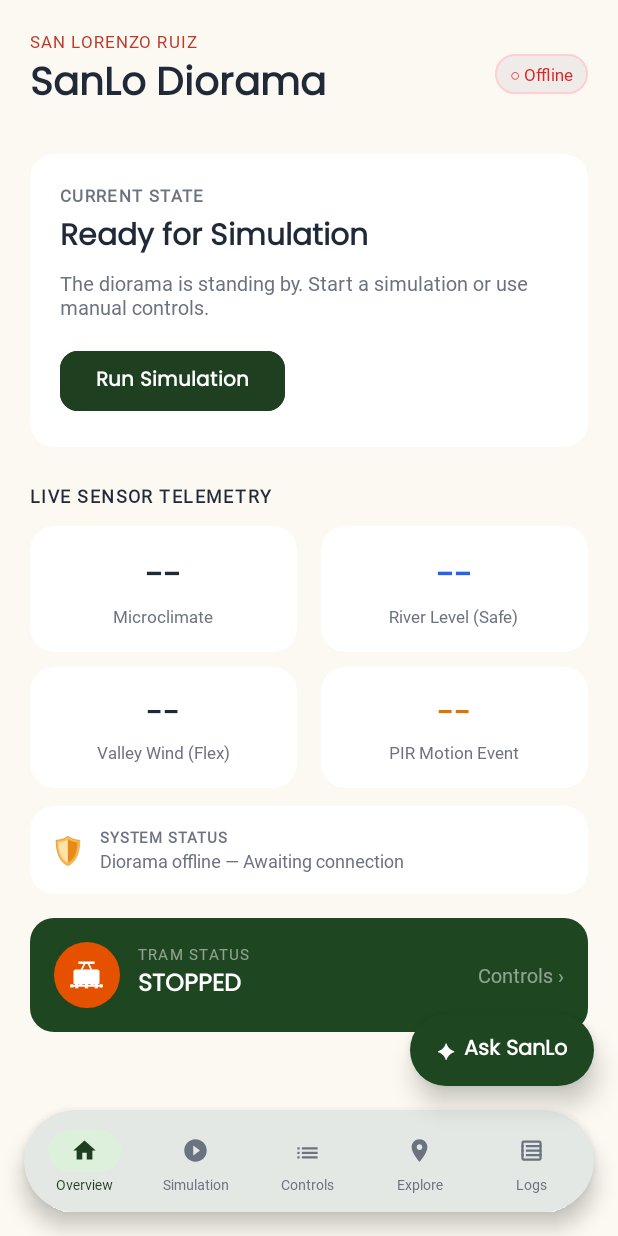
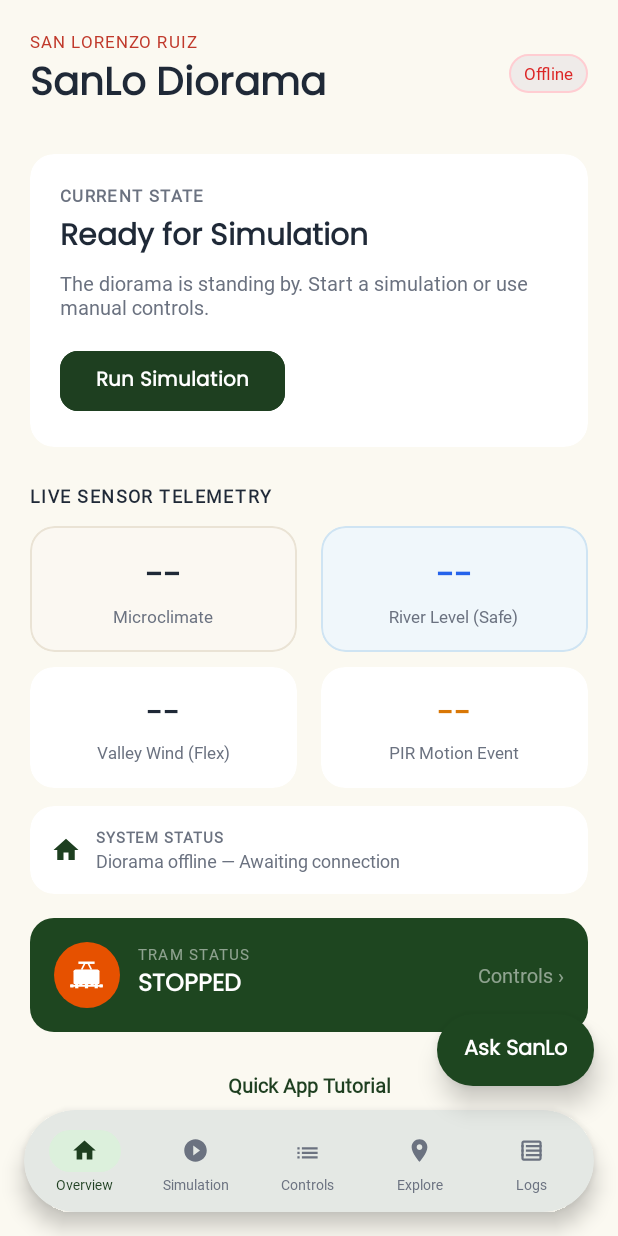
Before and after one commit to gyrucheia/RJ45_DIORAMA, an Android app: the screen it shows after launch once a user with an empty profile is signed in (MainActivity), on a phone screen of 412 x 824 dp. Run offline under Robolectric (Android 15) with nearby library versions, the phone set to English and light mode, and no system bars; our stand-ins replace Firebase (no records; nobody signed in at launch, a user with empty details on screens opened directly).

Commit message:
style: remove emojis across UI and update temperature and river status backdrops

```diff
--- a/app/src/main/java/com/example/sanlomobapp/ControlsFragment.java
+++ b/app/src/main/java/com/example/sanlomobapp/ControlsFragment.java
@@ -273,12 +273,12 @@ public class ControlsFragment extends Fragment implements
 
     private void renderOnline() {
         if (masterOnline) {
-            tvOnline.setText("● Online");
+            tvOnline.setText("Online");
             tvOnline.setBackgroundResource(R.drawable.bg_status_chip_green);
             tvOnline.setTextColor(requireContext().getColor(R.color.sap_green));
             tvOfflineNote.setVisibility(View.GONE);
         } else {
-            tvOnline.setText("○ Offline");
+            tvOnline.setText("Offline");
             tvOnline.setBackgroundResource(R.drawable.bg_status_chip_coral);
             tvOnline.setTextColor(requireContext().getColor(R.color.alert_red));
             tvOfflineNote.setVisibility(View.VISIBLE);
--- a/app/src/main/java/com/example/sanlomobapp/DashboardFragment.java
+++ b/app/src/main/java/com/example/sanlomobapp/DashboardFragment.java
@@ -1,5 +1,6 @@
 package com.example.sanlomobapp;
 
+import android.content.Intent;
 import android.os.Bundle;
 import android.view.LayoutInflater;
 import android.view.View;
@@ -86,6 +87,15 @@ public class DashboardFragment extends Fragment implements
             cardTramStatus.setOnClickListener(v -> navigateToTab("controls"));
         }
 
+        View btnHomeTutorial = view.findViewById(R.id.btn_home_tutorial);
+        if (btnHomeTutorial != null) {
+            btnHomeTutorial.setOnClickListener(v -> {
+                Intent intent = new Intent(requireContext(), OnboardingActivity.class);
+                intent.putExtra(OnboardingActivity.EXTRA_REPLAY, true);
+                startActivity(intent);
+            });
+        }
+
         // Initialize with unavailable/loading placeholder states until live telemetry is received
         renderDisconnectedState();
 
@@ -122,7 +132,7 @@ public class DashboardFragment extends Fragment implements
 
     private void renderDisconnectedState() {
         if (tvOnlineStatus != null) {
-            tvOnlineStatus.setText("○ Offline");
+            tvOnlineStatus.setText("Offline");
             tvOnlineStatus.setBackgroundResource(R.drawable.bg_status_chip_coral);
             tvOnlineStatus.setTextColor(requireContext().getColor(R.color.alert_red));
         }
@@ -166,7 +176,7 @@ public class DashboardFragment extends Fragment implements
                     } else {
                         tvWaterValue.setTextColor(requireContext().getColor(R.color.river_blue));
                         if (tvSafetyStatus != null) {
-                            tvSafetyStatus.setText("✓  System ready");
+                            tvSafetyStatus.setText("System ready");
                             tvSafetyStatus.setTextColor(requireContext().getColor(R.color.sap_green));
                         }
                     }
@@ -197,15 +207,15 @@ public class DashboardFragment extends Fragment implements
         requireActivity().runOnUiThread(() -> {
             if (tvOnlineStatus != null) {
                 if (isOnline) {
-                    tvOnlineStatus.setText("● Connected");
+                    tvOnlineStatus.setText("Connected");
                     tvOnlineStatus.setBackgroundResource(R.drawable.bg_status_chip_green);
                     tvOnlineStatus.setTextColor(requireContext().getColor(R.color.sap_green));
                     if (tvSafetyStatus != null && "Diorama offline — Awaiting connection".equals(tvSafetyStatus.getText().toString())) {
-                        tvSafetyStatus.setText("✓  Diorama Online — Ready");
+                        tvSafetyStatus.setText("Diorama Online — Ready");
                         tvSafetyStatus.setTextColor(requireContext().getColor(R.color.sap_green));
                     }
                 } else {
-                    tvOnlineStatus.setText("○ Offline");
+                    tvOnlineStatus.setText("Offline");
                     tvOnlineStatus.setBackgroundResource(R.drawable.bg_status_chip_coral);
                     tvOnlineStatus.setTextColor(requireContext().getColor(R.color.alert_red));
                     if (tvSafetyStatus != null) {
--- a/app/src/main/java/com/example/sanlomobapp/OnboardingActivity.java
+++ b/app/src/main/java/com/example/sanlomobapp/OnboardingActivity.java
@@ -20,7 +20,9 @@ public class OnboardingActivity extends AppCompatActivity {
 
     private static final String PREFS_NAME = "sanlo_prefs";
     private static final String KEY_ONBOARDING_DONE = "onboarding_done";
+    public static final String EXTRA_REPLAY = "replay_tutorial";
 
+    private boolean isReplay = false;
     private ViewPager2 viewPager;
     private LinearLayout dotsContainer;
     private Button btnNext;
@@ -37,8 +39,9 @@ public class OnboardingActivity extends AppCompatActivity {
     protected void onCreate(Bundle savedInstanceState) {
         super.onCreate(savedInstanceState);
 
+        isReplay = getIntent().getBooleanExtra(EXTRA_REPLAY, false);
         SharedPreferences prefs = getSharedPreferences(PREFS_NAME, MODE_PRIVATE);
-        if (prefs.getBoolean(KEY_ONBOARDING_DONE, false)) {
+        if (!isReplay && prefs.getBoolean(KEY_ONBOARDING_DONE, false)) {
             goToMain();
             return;
         }
@@ -58,9 +61,9 @@ public class OnboardingActivity extends AppCompatActivity {
             public void onPageSelected(int position) {
                 setupDots(position);
                 if (position == slideLayouts.length - 1) {
-                    btnNext.setText("Start Exploring ✓");
+                    btnNext.setText(isReplay ? "Close Tutorial" : "Start Exploring");
                 } else {
-                    btnNext.setText("Next →");
+                    btnNext.setText("Next");
                 }
             }
         });
@@ -75,6 +78,16 @@ public class OnboardingActivity extends AppCompatActivity {
         });
 
         btnSkip.setOnClickListener(v -> finishOnboarding());
+    }
+
+    @Override
+    protected void onNewIntent(Intent intent) {
+        super.onNewIntent(intent);
+        setIntent(intent);
+        isReplay = intent.getBooleanExtra(EXTRA_REPLAY, false);
+        if (viewPager != null) {
+            viewPager.setCurrentItem(0, false);
+        }
     }
 
     private void setupDots(int activeIndex) {
@@ -93,9 +106,13 @@ public class OnboardingActivity extends AppCompatActivity {
     }
 
     private void finishOnboarding() {
-        SharedPreferences prefs = getSharedPreferences(PREFS_NAME, MODE_PRIVATE);
-        prefs.edit().putBoolean(KEY_ONBOARDING_DONE, true).apply();
-        goToMain();
+        if (isReplay) {
+            finish();
+        } else {
+            SharedPreferences prefs = getSharedPreferences(PREFS_NAME, MODE_PRIVATE);
+            prefs.edit().putBoolean(KEY_ONBOARDING_DONE, true).apply();
+            goToMain();
+        }
     }
 
     private void goToMain() {
--- a/app/src/main/java/com/example/sanlomobapp/ble/DioramaSetupDialogFragment.java
+++ b/app/src/main/java/com/example/sanlomobapp/ble/DioramaSetupDialogFragment.java
@@ -215,7 +215,7 @@ public class DioramaSetupDialogFragment extends DialogFragment implements
         if (isAwaitingHeartbeat && isOnline && isAdded()) {
             isAwaitingHeartbeat = false;
             requireActivity().runOnUiThread(() -> {
-                tvFeedback.setText("✔ Diorama is online.");
+                tvFeedback.setText("Diorama is online.");
                 tvFeedback.setTextColor(requireContext().getColor(R.color.sap_green));
                 btnConnectMaster.setText("Connected");
                 Toast.makeText(requireContext(), "Diorama connected.", Toast.LENGTH_SHORT).show();
--- /dev/null
+++ b/app/src/main/res/drawable/bg_card_river.xml
@@ -0,0 +1,9 @@
+<?xml version="1.0" encoding="utf-8"?>
+<shape xmlns:android="http://schemas.android.com/apk/res/android"
+    android:shape="rectangle">
+    <solid android:color="#F0F7FB" />
+    <stroke
+        android:width="1dp"
+        android:color="#CFE4F3" />
+    <corners android:radius="16dp" />
+</shape>
--- /dev/null
+++ b/app/src/main/res/drawable/bg_card_temperature.xml
@@ -0,0 +1,9 @@
+<?xml version="1.0" encoding="utf-8"?>
+<shape xmlns:android="http://schemas.android.com/apk/res/android"
+    android:shape="rectangle">
+    <solid android:color="#FBF8F2" />
+    <stroke
+        android:width="1dp"
+        android:color="#EAE3D5" />
+    <corners android:radius="16dp" />
+</shape>
--- a/app/src/main/res/drawable/bg_river_card.xml
+++ b/app/src/main/res/drawable/bg_river_card.xml
@@ -2,8 +2,8 @@
 <shape xmlns:android="http://schemas.android.com/apk/res/android"
     android:shape="rectangle">
     <gradient
-        android:startColor="#B2DFDB"
-        android:endColor="#4DB6AC"
+        android:startColor="#1B4965"
+        android:endColor="#0B2545"
         android:angle="270" />
     <corners android:radius="16dp" />
 </shape>
--- a/app/src/main/res/layout/activity_main.xml
+++ b/app/src/main/res/layout/activity_main.xml
@@ -238,13 +238,6 @@
         android:paddingEnd="18dp"
         android:elevation="10dp">
 
-        <TextView
-            android:layout_width="wrap_content"
-            android:layout_height="wrap_content"
-            android:text="✦"
-            android:textColor="@color/white"
-            android:textSize="14sp"
-            android:layout_marginEnd="6dp" />
 
         <TextView
             android:layout_width="wrap_content"
--- a/app/src/main/res/layout/fragment_dashboard.xml
+++ b/app/src/main/res/layout/fragment_dashboard.xml
@@ -63,7 +63,7 @@
                 android:paddingEnd="10dp"
                 android:paddingTop="5dp"
                 android:paddingBottom="5dp"
-                android:text="○ Offline"
+                android:text="Offline"
                 android:textColor="@color/alert_red"
                 android:textSize="11sp"
                 android:fontFamily="@font/inter_regular" />
@@ -167,13 +167,14 @@
                 android:layout_marginEnd="8dp"
                 app:cardCornerRadius="@dimen/card_corner_radius"
                 app:cardElevation="0dp"
-                app:cardBackgroundColor="@color/card_white">
+                app:cardBackgroundColor="@android:color/transparent">
 
                 <LinearLayout
                     android:layout_width="match_parent"
                     android:layout_height="wrap_content"
                     android:orientation="vertical"
                     android:gravity="center"
+                    android:background="@drawable/bg_card_temperature"
                     android:padding="16dp">
 
                     <TextView
@@ -205,13 +206,14 @@
                 android:layout_marginStart="8dp"
                 app:cardCornerRadius="@dimen/card_corner_radius"
                 app:cardElevation="0dp"
-                app:cardBackgroundColor="@color/card_white">
+                app:cardBackgroundColor="@android:color/transparent">
 
                 <LinearLayout
                     android:layout_width="match_parent"
                     android:layout_height="wrap_content"
                     android:orientation="vertical"
                     android:gravity="center"
+                    android:background="@drawable/bg_card_river"
                     android:padding="16dp">
 
                     <TextView
@@ -340,12 +342,13 @@
                 android:gravity="center_vertical"
                 android:padding="14dp">
 
-                <TextView
-                    android:layout_width="wrap_content"
-                    android:layout_height="wrap_content"
-                    android:text="🛡️"
-                    android:textSize="18sp"
-                    android:layout_marginEnd="10dp" />
+                <ImageView
+                    android:layout_width="20dp"
+                    android:layout_height="20dp"
+                    android:src="@drawable/ic_nav_home"
+                    android:tint="@color/sap_green"
+                    android:layout_marginEnd="10dp"
+                    android:contentDescription="Status" />
 
                 <LinearLayout
                     android:layout_width="0dp"
@@ -367,7 +370,7 @@
                         android:id="@+id/tv_safety_status"
                         android:layout_width="wrap_content"
                         android:layout_height="wrap_content"
-                        android:text="✓  System ready"
+                        android:text="System ready"
                         android:textColor="@color/text_dark"
                         android:textSize="12sp"
                         android:fontFamily="@font/inter_regular" />
@@ -440,6 +443,25 @@
                 android:fontFamily="@font/inter_regular" />
         </LinearLayout>
 
+        <!-- ===== QUICK APP TUTORIAL REPLAY BUTTON ===== -->
+        <TextView
+            android:id="@+id/btn_home_tutorial"
+            android:layout_width="match_parent"
+            android:layout_height="wrap_content"
+            android:layout_marginStart="@dimen/screen_horizontal_margin"
+            android:layout_marginEnd="@dimen/screen_horizontal_margin"
+            android:layout_marginTop="14dp"
+            android:gravity="center"
+            android:padding="12dp"
+            android:text="Quick App Tutorial"
+            android:textColor="@color/sap_green"
+            android:textSize="13sp"
+            android:textStyle="bold"
+            android:fontFamily="@font/inter_regular"
+            android:background="?attr/selectableItemBackground"
+            android:clickable="true"
+            android:focusable="true" />
+
     </LinearLayout>
 </ScrollView>
 </FrameLayout>
--- a/app/src/main/res/layout/fragment_simulation.xml
+++ b/app/src/main/res/layout/fragment_simulation.xml
@@ -152,7 +152,7 @@
                             android:id="@+id/tv_active_sim_indicator"
                             android:layout_width="wrap_content"
                             android:layout_height="wrap_content"
-                            android:text="● IDLE"
+                            android:text="IDLE"
                             android:textColor="@color/offline_gray"
                             android:textSize="11sp"
                             android:textStyle="bold"
@@ -189,7 +189,7 @@
                         android:minHeight="@dimen/action_button_height"
                         android:layout_marginTop="12dp"
                         android:background="@drawable/bg_action_btn_emergency"
-                        android:text="⏹  Stop Active Simulation"
+                        android:text="Stop Active Simulation"
                         android:textColor="@color/alert_red"
                         android:textSize="14sp"
                         android:textStyle="bold"
@@ -882,7 +882,7 @@
                             android:minHeight="@dimen/action_button_height"
                             android:layout_marginTop="16dp"
                             android:background="@drawable/bg_action_btn_primary"
-                            android:text="▶  Start Full System Simulation"
+                            android:text="Start Full System Simulation"
                             android:textColor="@color/white"
                             android:textSize="14sp"
                             android:textStyle="bold"
--- a/app/src/main/res/layout/item_chat_message.xml
+++ b/app/src/main/res/layout/item_chat_message.xml
@@ -20,7 +20,7 @@
         <TextView
             android:layout_width="wrap_content"
             android:layout_height="wrap_content"
-            android:text="🤖  Gemini"
+            android:text="SanLo Guide"
             android:fontFamily="@font/poppins_regular"
             android:textStyle="bold"
             android:textSize="10sp"
```
Also changed, not shown: app/src/main/java/com/example/sanlomobapp/ExploreFragment.java (+6 -1 lines), app/src/main/java/com/example/sanlomobapp/SimulationFragment.java (+5 -5 lines), app/src/main/res/drawable/bg_hero_explore.xml (+7 -4 lines), app/src/main/res/layout/fragment_controls.xml (+6 -6 lines), app/src/main/res/layout/fragment_explore.xml (+2 -41 lines), app/src/main/res/layout/fragment_rgb_light.xml (+1 -8 lines), app/src/main/res/values/strings.xml (+5 -5 lines).
